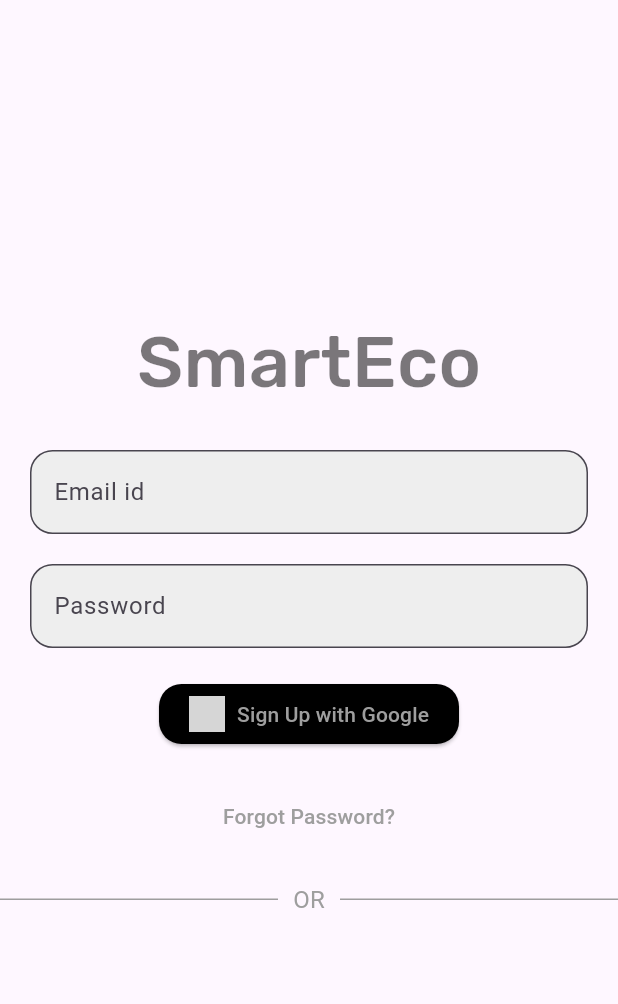
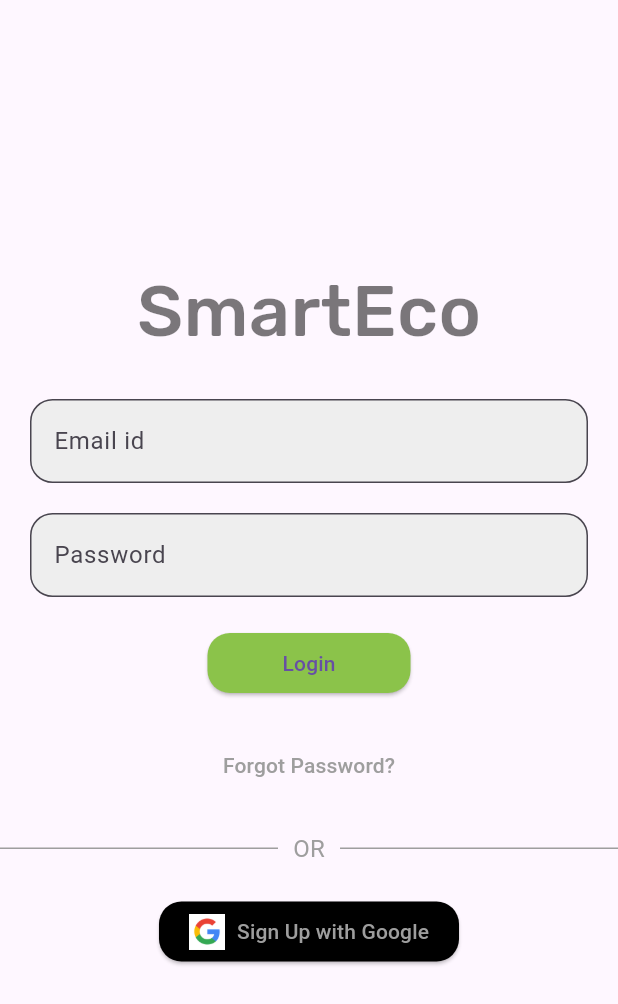
Before and after one commit to Smart-Eco/Smart-Eco, a Flutter app: the screen it shows after launch, on a phone screen of 412 x 824 dp. Shown: the top 1004 px of the screen. Run offline on Flutter 3.47's test engine with Material 3 defaults, Android fonts, the phone set to English and light mode, and no system bars; our stand-ins replace google_fonts; grey boxes are pictures that could not be loaded.

Commit message:
login page final update

```diff
--- a/lib/Screens/login_Screen.dart
+++ b/lib/Screens/login_Screen.dart
@@ -71,23 +71,15 @@ class loginScreen extends StatelessWidget {
                     ),
                   ),
                   SizedBox(height: 20),
-                  ElevatedButton.icon(
+                  // Login Button
+                  ElevatedButton(
                     onPressed: () {
-                      Navigator.push(context,
-                          MaterialPageRoute(builder: (context) => basenav()));
+                      // Handle Login logic
                     },
-                    icon: Image.asset(
-                      'assets/google.jpg', // Replace with the actual path to your Google logo asset
-                      width: 24, // Adjust width as needed
-                      height: 24, // Adjust height as needed
-                    ),
-                    label: Text('Sign Up with Google'),
+                    child: Text('Login'),
                     style: ElevatedButton.styleFrom(
-                      foregroundColor:
-                          Colors.grey, // Adjust the color as needed
-                      backgroundColor:
-                          Colors.black, // Adjust the label color as needed
-                      padding: EdgeInsets.symmetric(horizontal: 20),
+                      backgroundColor: Colors.lightGreen,
+                      padding: EdgeInsets.symmetric(horizontal: 50),
                       shape: RoundedRectangleBorder(
                         borderRadius: BorderRadius.circular(15.0),
                       ),
@@ -132,6 +124,28 @@ class loginScreen extends StatelessWidget {
                       ),
                     ],
                   ),
+                  SizedBox(height: 20),
+                  // "Sign Up with Google" button
+                  ElevatedButton.icon(
+                    onPressed: () {
+                      Navigator.push(context,
+                          MaterialPageRoute(builder: (context) => basenav()));
+                    },
+                    icon: Image.asset(
+                      'assets/google.jpg',
+                      width: 24,
+                      height: 24,
+                    ),
+                    label: Text('Sign Up with Google'),
+                    style: ElevatedButton.styleFrom(
+                      foregroundColor: Colors.grey,
+                      backgroundColor: Colors.black,
+                      padding: EdgeInsets.symmetric(horizontal: 20),
+                      shape: RoundedRectangleBorder(
+                        borderRadius: BorderRadius.circular(15.0),
+                      ),
+                    ),
+                  ),
                 ],
               ),
             ),
```
Also changed, not shown: assets/google.jpg (added).
